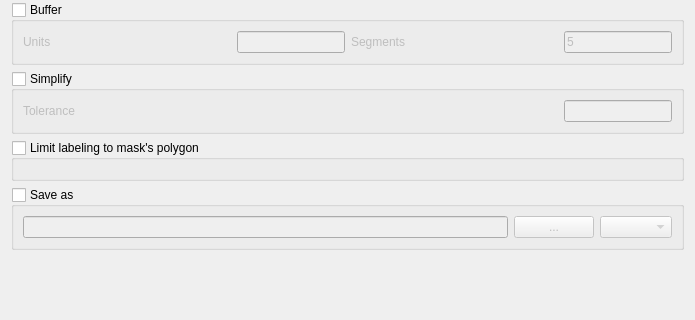
aeag/mask, file ui_plugin_mask.ui: the form before one commit; both pictures show x 0 to 695 and y 126 to 446 of the 695 by 779 pixel window.
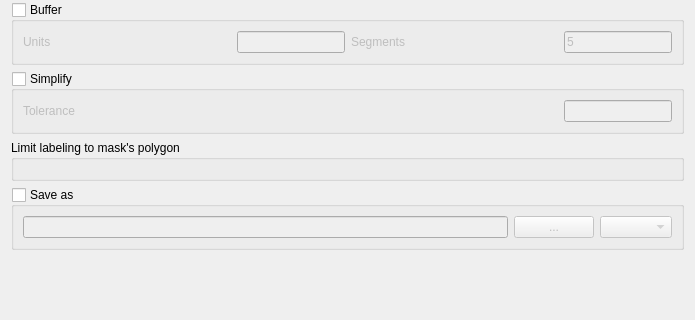
The form after the commit.

Commit message: Remove a checkbox

Diff of the .ui file:
```diff
--- a/ui_plugin_mask.ui
+++ b/ui_plugin_mask.ui
@@ -233,7 +233,7 @@
       <string>Limit labeling to mask's polygon</string>
      </property>
      <property name="checkable">
-      <bool>true</bool>
+      <bool>false</bool>
      </property>
      <property name="checked">
       <bool>false</bool>
```
